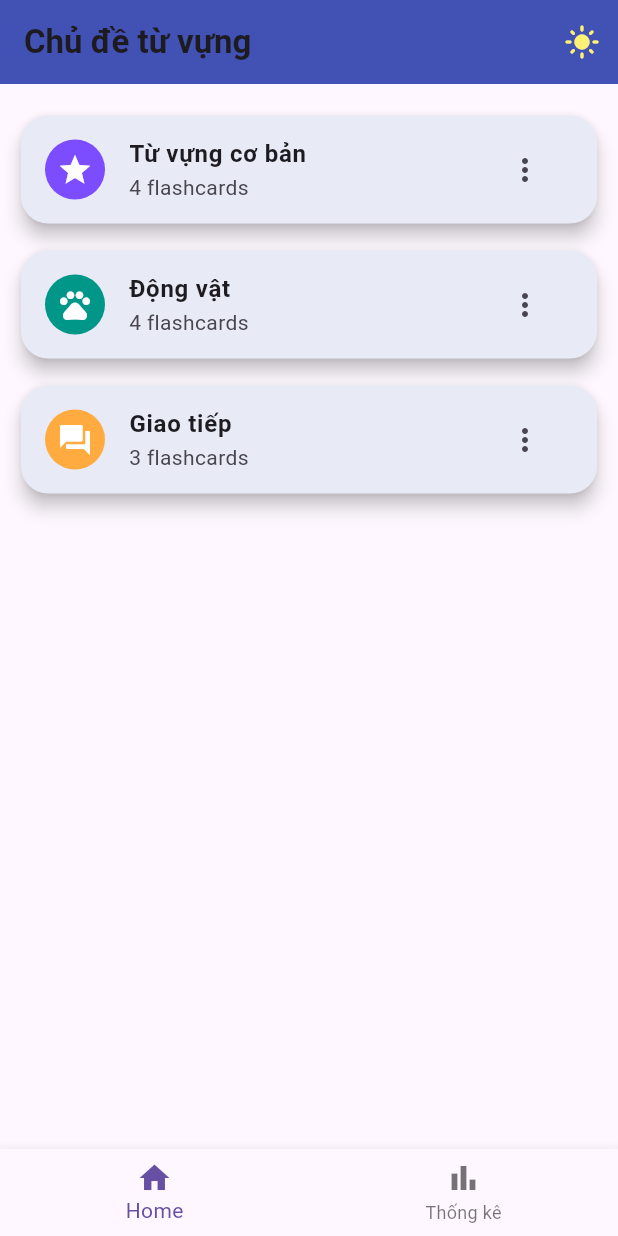
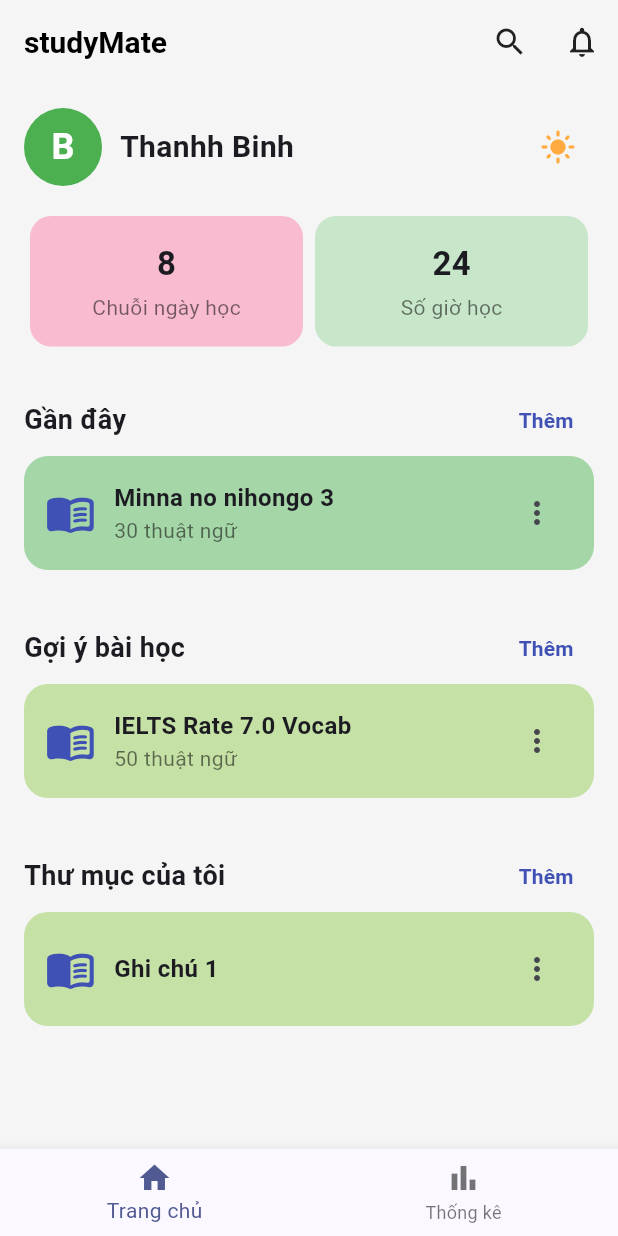
Before and after one commit to TruyenThanhhhh/flashcard_app, a Flutter app: the screen it shows after launch, after a tap on the "more vert" icon, on a phone screen of 412 x 824 dp. Run offline on Flutter 3.47's test engine with Material 3 defaults, Android fonts, the phone set to English and light mode, and no system bars; our stand-ins replace cloud_firestore, firebase_core; accounts and stored records are empty.

Commit message:
Thêm màn hình splash_screen

```diff
--- a/lib/main.dart
+++ b/lib/main.dart
@@ -2,12 +2,11 @@ import 'package:flutter/material.dart';
 import 'package:firebase_core/firebase_core.dart';
 import 'firebase_options.dart';
 import 'screens/home_screen.dart';
+import 'screens/splash_screen.dart';
 
 Future<void> main() async {
-  // Đảm bảo Flutter binding đã sẵn sàng
   WidgetsFlutterBinding.ensureInitialized();
 
-  // Khởi tạo Firebase
   try {
     await Firebase.initializeApp(
       options: DefaultFirebaseOptions.currentPlatform,
@@ -16,8 +15,6 @@ Future<void> main() async {
   } catch (e) {
     print("❌ Lỗi khi khởi tạo Firebase: $e");
   }
-
-  // Chạy ứng dụng
   runApp(const FlashcardApp());
 }
 
@@ -33,57 +30,84 @@ class _FlashcardAppState extends State<FlashcardApp> {
 
   void toggleTheme() {
     setState(() {
-      themeMode = themeMode == ThemeMode.dark ? ThemeMode.light : ThemeMode.dark;
+      themeMode =
+          themeMode == ThemeMode.dark ? ThemeMode.light : ThemeMode.dark;
     });
   }
 
   @override
   Widget build(BuildContext context) {
     return MaterialApp(
+      title: 'StudyMate',
       debugShowCheckedModeBanner: false,
-      title: 'Flashcard App',
       themeMode: themeMode,
+
       theme: ThemeData(
-        primarySwatch: Colors.indigo,
+        colorScheme: ColorScheme.fromSeed(seedColor: Colors.indigo),
         brightness: Brightness.light,
         visualDensity: VisualDensity.adaptivePlatformDensity,
-        cardTheme: CardTheme(
-          color: Colors.indigo[50],
-          margin: const EdgeInsets.all(10),
-          shape: RoundedRectangleBorder(borderRadius: BorderRadius.circular(18)),
+        cardTheme: const CardThemeData(
+          color: Color(0xFFE8EAF6),
+          margin: EdgeInsets.all(10),
+          shape: RoundedRectangleBorder(
+            borderRadius: BorderRadius.all(Radius.circular(18)),
+          ),
           elevation: 4,
         ),
-        appBarTheme: const AppBarTheme(backgroundColor: Colors.indigo, elevation: 1),
+        appBarTheme: const AppBarTheme(
+          backgroundColor: Colors.indigo,
+          elevation: 1,
+          titleTextStyle: TextStyle(
+            fontWeight: FontWeight.bold,
+            fontSize: 20,
+            color: Colors.white,
+          ),
+        ),
         textTheme: const TextTheme(
           titleLarge: TextStyle(fontWeight: FontWeight.bold),
         ),
-        floatingActionButtonTheme: FloatingActionButtonThemeData(
+        floatingActionButtonTheme: const FloatingActionButtonThemeData(
           backgroundColor: Colors.indigo,
-          shape: RoundedRectangleBorder(borderRadius: BorderRadius.circular(16)),
+          shape: RoundedRectangleBorder(
+            borderRadius: BorderRadius.all(Radius.circular(16)),
+          ),
         ),
         snackBarTheme: const SnackBarThemeData(
           backgroundColor: Colors.indigo,
-          contentTextStyle: TextStyle(color: Colors.white, fontWeight: FontWeight.bold),
+          contentTextStyle: TextStyle(
+            color: Colors.white,
+            fontWeight: FontWeight.bold,
+          ),
         ),
       ),
       darkTheme: ThemeData(
-        primarySwatch: Colors.indigo,
-        brightness: Brightness.dark,
+        colorScheme: ColorScheme.fromSeed(
+          seedColor: Colors.indigo,
+          brightness: Brightness.dark,
+        ),
         scaffoldBackgroundColor: Colors.black,
-        cardTheme: CardTheme(
-          color: Colors.grey[850],
-          shape: RoundedRectangleBorder(borderRadius: BorderRadius.circular(18)),
+        cardTheme: const CardThemeData(
+          color: Color(0xFF212121),
+          shape: RoundedRectangleBorder(
+            borderRadius: BorderRadius.all(Radius.circular(18)),
+          ),
+          elevation: 2,
         ),
-        appBarTheme: const AppBarTheme(backgroundColor: Colors.black, elevation: 1),
+        appBarTheme: const AppBarTheme(
+          backgroundColor: Colors.black,
+          elevation: 1,
+          titleTextStyle: TextStyle(
+            fontWeight: FontWeight.bold,
+            fontSize: 20,
+            color: Colors.white,
+          ),
+        ),
         textTheme: const TextTheme(
-          titleLarge: TextStyle(fontWeight: FontWeight.bold, color: Colors.white),
+          titleLarge:
+              TextStyle(fontWeight: FontWeight.bold, color: Colors.white),
         ),
       ),
-      home: HomeScreen(
-        onToggleTheme: toggleTheme,
-        isDark: themeMode == ThemeMode.dark,
-      ),
+      home: const SplashScreen(),
     );
   }
 }
-//hehe
--- a/lib/screens/home_screen.dart
+++ b/lib/screens/home_screen.dart
@@ -1,9 +1,9 @@
 import 'package:flutter/material.dart';
+import 'package:cloud_firestore/cloud_firestore.dart';
 import '../models/category.dart';
-import '../screens/flashcards_screen.dart';
-import '../screens/learning_screen.dart';
-import '../screens/quiz_screen.dart';
-import '../data/demo_data.dart';
+import 'flashcards_screen.dart';
+import 'learning_screen.dart';
+import 'quiz_screen.dart';
 
 class HomeScreen extends StatefulWidget {
   final VoidCallback? onToggleTheme;
@@ -15,114 +15,191 @@ class HomeScreen extends StatefulWidget {
 }
 
 class _HomeScreenState extends State<HomeScreen> {
-  late List<Category> categories;
   int selectedTab = 0;
-  bool _showTip = true;
-  final List<Map<String,dynamic>> topicIcons = [
-    {'icon': Icons.star, 'color': Colors.deepPurpleAccent},
-    {'icon': Icons.pets, 'color': Colors.teal},
-    {'icon': Icons.forum, 'color': Colors.orangeAccent},
-  ];
+  final FirebaseFirestore _db = FirebaseFirestore.instance;
 
-  @override
-  void initState() {
-    super.initState();
-    categories = demoCategories;
-  }
+  // Giả lập dữ liệu thống kê (có thể lấy từ Firestore user sau)
+  int studyStreak = 8;
+  int lessonsLearned = 24;
 
   @override
   Widget build(BuildContext context) {
     return Scaffold(
+      backgroundColor: Colors.grey[100],
       appBar: AppBar(
-        title: const Text('Chủ đề từ vựng'),
+        backgroundColor: Colors.transparent,
+        elevation: 0,
+        title: const Text(
+          "studyMate",
+          style: TextStyle(color: Colors.black, fontWeight: FontWeight.bold),
+        ),
         actions: [
           IconButton(
-            icon: Icon(widget.isDark ? Icons.dark_mode : Icons.light_mode, color: Colors.yellow[300]),
-            tooltip: 'Chuyển chế độ sáng/tối',
-            onPressed: widget.onToggleTheme,
+            icon: const Icon(Icons.search, color: Colors.black87),
+            onPressed: () {},
+          ),
+          IconButton(
+            icon: const Icon(Icons.notifications_outlined, color: Colors.black87),
+            onPressed: () {},
           ),
         ],
       ),
       bottomNavigationBar: BottomNavigationBar(
         currentIndex: selectedTab,
-        onTap: (i) => setState(()=>selectedTab=i),
+        onTap: (i) => setState(() => selectedTab = i),
         items: const [
-          BottomNavigationBarItem(icon: Icon(Icons.home), label:'Home'),
-          BottomNavigationBarItem(icon: Icon(Icons.bar_chart), label:'Thống kê'),
+          BottomNavigationBarItem(icon: Icon(Icons.home), label: 'Trang chủ'),
+          BottomNavigationBarItem(icon: Icon(Icons.bar_chart), label: 'Thống kê'),
         ],
       ),
-      body: selectedTab == 0 ? Stack(
+      body: selectedTab == 0 ? _buildHomeContent() : _buildStatistics(),
+    );
+  }
+
+  Widget _buildHomeContent() {
+    return SingleChildScrollView(
+      padding: const EdgeInsets.all(16),
+      child: Column(
+        crossAxisAlignment: CrossAxisAlignment.start,
         children: [
-          ListView.builder(
-            padding: const EdgeInsets.all(12),
-            itemCount: categories.length,
-            itemBuilder: (context, idx) {
-              final c = categories[idx];
-              return Card(
-                elevation: 5,
-                margin: const EdgeInsets.symmetric(vertical: 9, horizontal: 2),
-                shape: RoundedRectangleBorder(borderRadius: BorderRadius.circular(18)),
-                child: ListTile(
-                  leading: CircleAvatar(
-                    backgroundColor: topicIcons[idx%topicIcons.length]['color'],
-                    child: Icon(topicIcons[idx%topicIcons.length]['icon'], color: Colors.white),
+          // 👤 Thông tin người dùng
+          Row(
+            children: [
+              const CircleAvatar(
+                radius: 26,
+                backgroundColor: Colors.green,
+                child: Text('B',
+                    style: TextStyle(
+                        color: Colors.white,
+                        fontWeight: FontWeight.bold,
+                        fontSize: 24)),
               ),
-                  title: Text(c.name, style: const TextStyle(fontWeight: FontWeight.bold)),
-                  subtitle: Text('${c.cards.length} flashcards'),
-                  trailing: PopupMenuButton<String>(
-                    onSelected: (value) {
-                      if (value == 'learn') {
-                        Navigator.push(context, MaterialPageRoute(
-                          builder: (_) => LearningScreen(category: c),
-                        ));
-                      } else if (value == 'manage') {
-                        Navigator.push(context, MaterialPageRoute(
-                          builder: (_) => FlashcardsScreen(category: c),
-                        ));
-                      } else if (value == 'quiz') {
-                        Navigator.push(context, MaterialPageRoute(
-                          builder: (_) => QuizScreen(category: c),
-                        ));
-                      }
-                    },
-                    itemBuilder: (ctx) => [
-                      const PopupMenuItem<String>(value: 'learn', child: Text('Chế độ học')),
-                      const PopupMenuItem<String>(value: 'quiz', child: Text('Làm quiz/kiểm tra')),
-                      const PopupMenuItem<String>(value: 'manage', child: Text('Quản lý/Cập nhật thẻ')),
+              const SizedBox(width: 12),
+              const Text(
+                'Thanhh Binh',
+                style: TextStyle(fontSize: 20, fontWeight: FontWeight.bold),
+              ),
+              const Spacer(),
+              IconButton(
+                icon: Icon(widget.isDark ? Icons.dark_mode : Icons.light_mode,
+                    color: Colors.orangeAccent),
+                onPressed: widget.onToggleTheme,
+              ),
             ],
-                    icon: const Icon(Icons.more_vert),
           ),
-                  onTap: null,
+          const SizedBox(height: 20),
+
+          // 📊 Thống kê nhanh
+          Row(
+            mainAxisAlignment: MainAxisAlignment.spaceBetween,
+            children: [
+              _buildStatCard('Chuỗi ngày học', studyStreak.toString(), Colors.pink[100]!),
+              _buildStatCard('Số giờ học', lessonsLearned.toString(), Colors.green[100]!),
+            ],
+          ),
+          const SizedBox(height: 25),
+
+          // 🕓 Gần đây
+          _buildSectionHeader('Gần đây'),
+          _buildCourseCard('Minna no nihongo 3', '30 thuật ngữ', Colors.green[200]!),
+          const SizedBox(height: 18),
+
+          // 💡 Gợi ý bài học
+          _buildSectionHeader('Gợi ý bài học'),
+          _buildCourseCard('IELTS Rate 7.0 Vocab', '50 thuật ngữ', Colors.lightGreen[200]!),
+          const SizedBox(height: 18),
+
+          // 📁 Thư mục của tôi
+          _buildSectionHeader('Thư mục của tôi'),
+          _buildCourseCard('Ghi chú 1', '', Colors.lightGreen[200]!),
+
+          const SizedBox(height: 20),
+        ],
       ),
     );
-            },
+  }
+
+  // 🧩 Hàm dựng khối thống kê
+  Widget _buildStatCard(String title, String value, Color color) {
+    return Expanded(
+      child: Container(
+        padding: const EdgeInsets.symmetric(vertical: 16, horizontal: 8),
+        margin: const EdgeInsets.symmetric(horizontal: 4),
+        decoration: BoxDecoration(
+          color: color,
+          borderRadius: BorderRadius.circular(14),
         ),
-          if (_showTip)
-            Positioned(
-              left: 8,right:8,top:0,
-              child: Card(
-                color: Colors.amber[100],
-                elevation: 7,
-                margin: const EdgeInsets.all(12),
-                child: ListTile(
-                  leading: const Icon(Icons.info_outline, color: Colors.orange),
-                  title: const Text('Mẹo: Bấm và giữ một chủ đề để tuỳ chọn “Học, Quiz, Quản lý” hoặc chạm vào biểu tượng ☰'),
-                  trailing: IconButton(
-                    icon: const Icon(Icons.close), onPressed: ()=>setState(()=>_showTip=false)),
+        child: Column(
+          children: [
+            Text(value,
+                style:
+                    const TextStyle(fontSize: 22, fontWeight: FontWeight.bold)),
+            const SizedBox(height: 4),
+            Text(title, style: const TextStyle(color: Colors.black54)),
+          ],
         ),
       ),
+    );
+  }
+
+  // 📘 Tiêu đề mục
+  Widget _buildSectionHeader(String title) {
+    return Row(
+      mainAxisAlignment: MainAxisAlignment.spaceBetween,
+      children: [
+        Text(title,
+            style:
+                const TextStyle(fontSize: 18, fontWeight: FontWeight.bold)),
+        TextButton(
+          onPressed: () {},
+          child: const Text('Thêm',
+              style: TextStyle(color: Colors.indigo, fontWeight: FontWeight.bold)),
         ),
       ],
-      ) : _StatisticsPlaceholder(),
+    );
+  }
+
+  // 🗂 Thẻ bài học
+  Widget _buildCourseCard(String title, String subtitle, Color color) {
+    return Container(
+      margin: const EdgeInsets.only(bottom: 10),
+      padding: const EdgeInsets.all(14),
+      decoration: BoxDecoration(
+        color: color,
+        borderRadius: BorderRadius.circular(16),
+      ),
+      child: Row(
+        children: [
+          const Icon(Icons.menu_book_rounded, color: Colors.indigo, size: 34),
+          const SizedBox(width: 12),
+          Expanded(
+            child: Column(
+              crossAxisAlignment: CrossAxisAlignment.start,
+              children: [
+                Text(title,
+                    style: const TextStyle(
+                        fontWeight: FontWeight.bold, fontSize: 16)),
+                if (subtitle.isNotEmpty)
+                  Text(subtitle, style: const TextStyle(color: Colors.black54)),
+              ],
+            ),
+          ),
+          IconButton(
+            icon: const Icon(Icons.more_vert),
+            onPressed: () {},
+          ),
+        ],
+      ),
+    );
+  }
+
+  // 📈 Trang thống kê
+  Widget _buildStatistics() {
+    return const Center(
+      child: Text(
+        "Thống kê đang phát triển...",
+        style: TextStyle(fontSize: 20),
+      ),
     );
   }
 }
-
-class _StatisticsPlaceholder extends StatelessWidget {
-  @override
-  Widget build(BuildContext context) {
-    return const Center(
-      child: Text('Thống kê đang phát triển...', style: TextStyle(fontSize: 20)),
-    );
-  }
-}
--- /dev/null
+++ b/lib/screens/splash_screen.dart
@@ -0,0 +1,68 @@
+import 'dart:async';
+import 'package:flutter/material.dart';
+import 'home_screen.dart';
+
+class SplashScreen extends StatefulWidget {
+  const SplashScreen({super.key});
+
+  @override
+  State<SplashScreen> createState() => _SplashScreenState();
+}
+
+class _SplashScreenState extends State<SplashScreen> {
+  @override
+  void initState() {
+    super.initState();
+
+    // Chờ 3 giây rồi chuyển sang HomeScreen
+    Timer(const Duration(seconds: 3), () {
+      if (mounted) {
+        Navigator.pushReplacement(
+          context,
+          MaterialPageRoute(builder: (context) => const HomeScreen()),
+        );
+      }
+    });
+  }
+
+  @override
+  Widget build(BuildContext context) {
+    return Scaffold(
+      backgroundColor: Colors.white,
+      body: Center(
+        child: AnimatedOpacity(
+          opacity: 1.0,
+          duration: const Duration(seconds: 2),
+          child: Column(
+            mainAxisAlignment: MainAxisAlignment.center,
+            children: [
+              // Logo chính
+              Image.asset(
+                'images/StudyMateRemoveBg.png',
+                width: 200,
+              ),
+              const SizedBox(height: 20),
+
+              // Chữ "from"
+              const Text(
+                'from',
+                style: TextStyle(
+                  fontFamily: 'Roboto',
+                  fontSize: 18,
+                  color: Colors.grey,
+                ),
+              ),
+              const SizedBox(height: 6),
+
+              // Logo nhóm / thương hiệu
+              Image.asset(
+                'images/LogoVamos.png',
+                width: 130,
+              ),
+            ],
+          ),
+        ),
+      ),
+    );
+  }
+}
--- a/pubspec.yaml
+++ b/pubspec.yaml
@@ -34,6 +34,10 @@ dev_dependencies:
 
 flutter:
   uses-material-design: true
+  assets:
+    - images/StudyMateRemoveBg.png
+    - images/LogoVamos.png
+
 
   # Nếu bạn có hình ảnh hoặc dữ liệu mẫu, khai báo tại đây:
   # assets:
```
Also changed, not shown: images/1.png (added), images/2.png (added), images/Arrow Left.png (added), images/Arrow Right.png (added), images/LogoStudyMate.jpg (deleted), images/LogoVamos.png (renamed from images/LogoVamos.jpg), images/StudyMateRemoveBG.png (added), images/download.png (added), images/flashcard.png (added), images/news.png (added), images/notification.png (added), images/random.png (added), images/search.png (added), 1 other file. Lines whose indentation alone changed are shown as unchanged.
